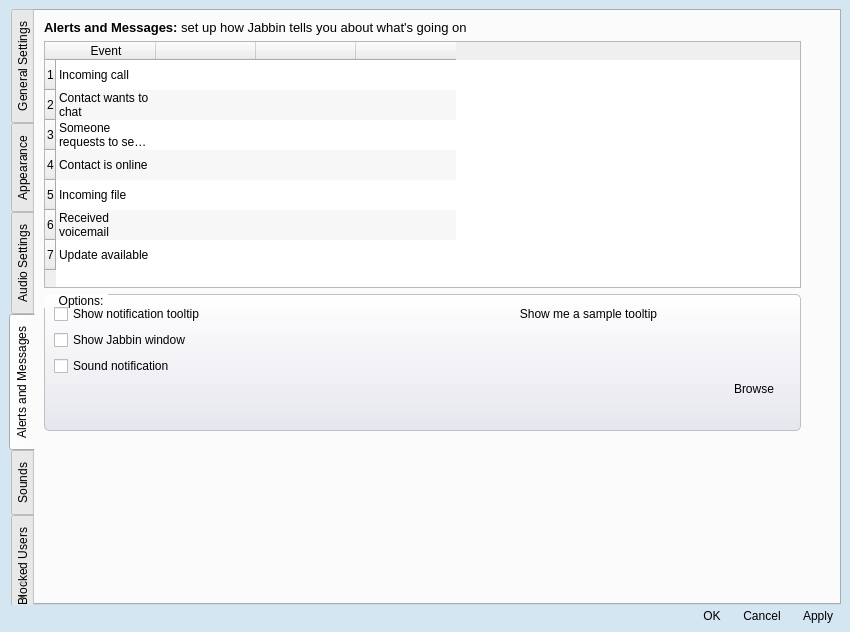
This is src/tools/customwidgets/optionsdialog_base.ui in AlekSi/Jabbin as Qt 5 draws it before an edit. The edited form follows.
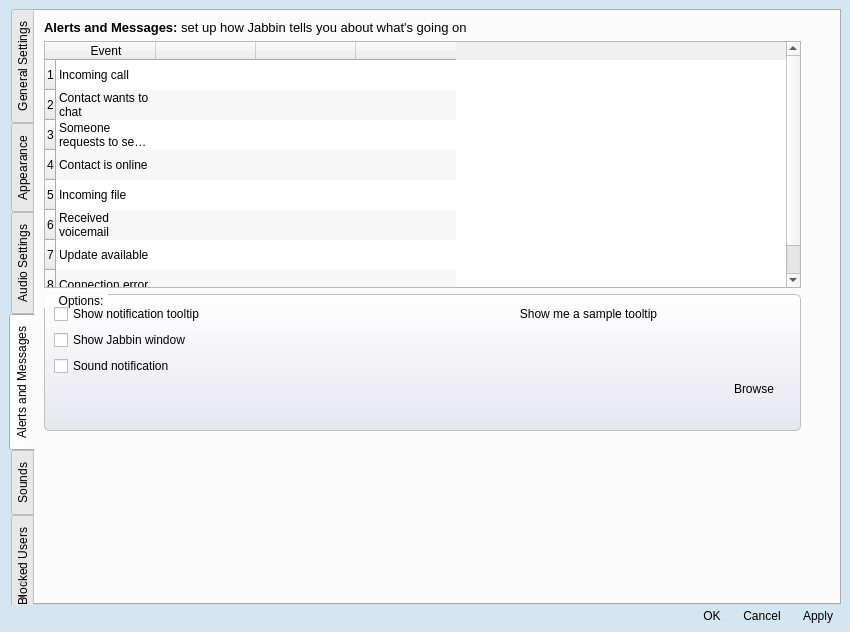
This is the edited form. Icons and pictures are not drawn. Custom widgets are drawn as their Qt base class.

Commit message: added a 'connection error' notification

What changed in the file:
```diff
--- a/src/tools/customwidgets/optionsdialog_base.ui
+++ b/src/tools/customwidgets/optionsdialog_base.ui
@@ -819,7 +819,7 @@
              <bool>false</bool>
             </property>
             <property name="rowCount">
-             <number>7</number>
+             <number>8</number>
             </property>
             <row/>
             <row/>
@@ -828,6 +828,7 @@
             <row/>
             <row/>
             <row/>
+            <row/>
             <column>
              <property name="text">
               <string>Event</string>
@@ -895,6 +896,11 @@
               <string>Update available</string>
              </property>
             </item>
+            <item row="7" column="0">
+             <property name="text">
+              <string>Connection error</string>
+             </property>
+            </item>
            </widget>
           </item>
           <item row="1" column="2">
```
The commit also changes 5 other files.
